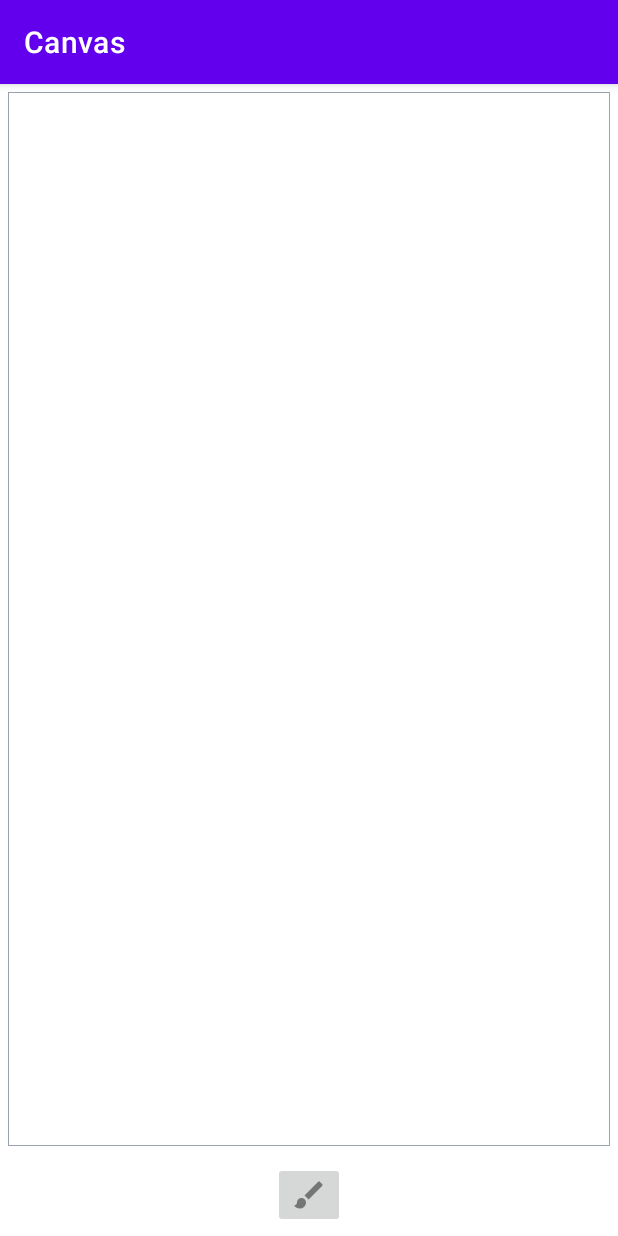
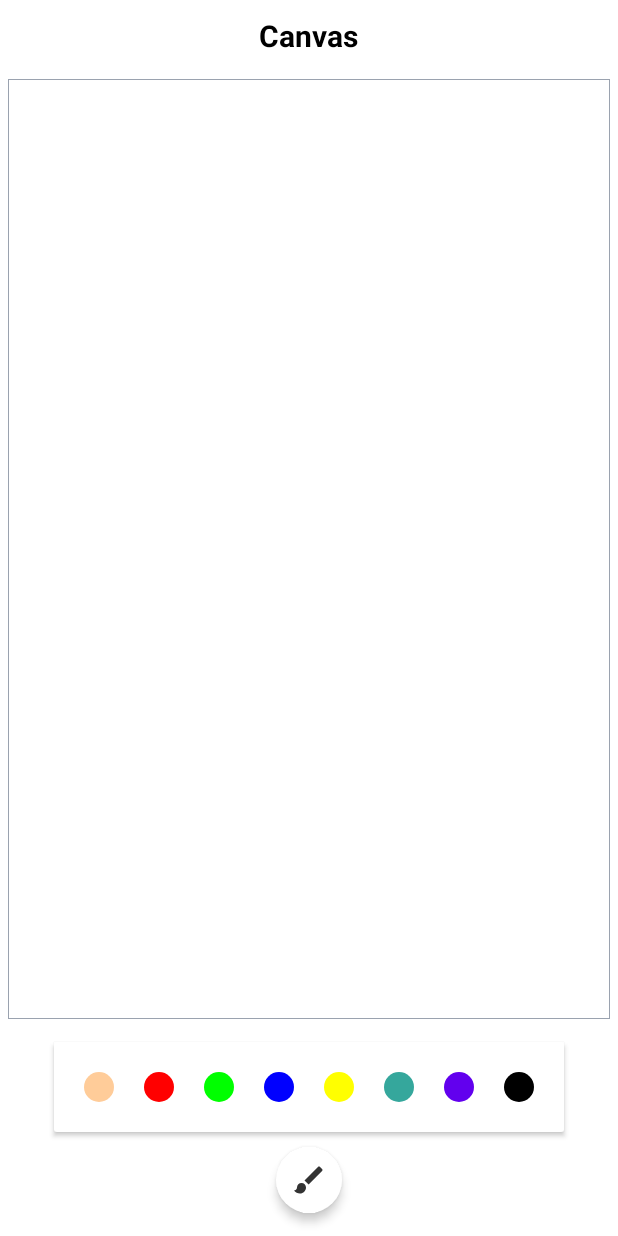
Before and after one commit to animsh/Canvas, an Android app: the screen it shows after launch (MainActivity), on a phone screen of 412 x 824 dp. Run offline under Robolectric (Android 15) with nearby library versions, the phone set to English and light mode, and no system bars.

Commit message:
changelog: added option to change brush color

```diff
--- a/app/src/main/java/com/animsh/canvas/CanvasView.kt
+++ b/app/src/main/java/com/animsh/canvas/CanvasView.kt
@@ -96,10 +96,13 @@ class CanvasView(
         )
     }
 
+    fun setBrushColor(color: String) {
+        mColor = Color.parseColor(color)
+        mDrawPaint!!.color = mColor
+    }
+
     internal inner class CustomPath(
         var color: Int,
         var brushThickness: Float
-    ) : Path() {
-
-    }
+    ) : Path()
 }
--- a/app/src/main/java/com/animsh/canvas/MainActivity.kt
+++ b/app/src/main/java/com/animsh/canvas/MainActivity.kt
@@ -1,23 +1,42 @@
 package com.animsh.canvas
 
 import android.app.Dialog
+import android.content.Context
 import android.os.Bundle
+import android.view.View
+import android.widget.ImageView
 import androidx.appcompat.app.AppCompatActivity
+import androidx.core.view.get
 import kotlinx.android.synthetic.main.activity_main.*
 import kotlinx.android.synthetic.main.layout_dialog_brush_size.*
 
-class MainActivity : AppCompatActivity() {
+class MainActivity : AppCompatActivity(), View.OnClickListener {
     override fun onCreate(savedInstanceState: Bundle?) {
         super.onCreate(savedInstanceState)
         setContentView(R.layout.activity_main)
 
         buttonBrushSize.setOnClickListener {
-            showBrushSizeDialog(canvaView)
+            showBrushSizeDialog(canvasView, this)
+        }
+
+        colorPalate[0].setOnClickListener(this)
+        colorPalate[1].setOnClickListener(this)
+        colorPalate[2].setOnClickListener(this)
+        colorPalate[3].setOnClickListener(this)
+        colorPalate[4].setOnClickListener(this)
+        colorPalate[5].setOnClickListener(this)
+        colorPalate[6].setOnClickListener(this)
+        colorPalate[7].setOnClickListener(this)
+    }
+
+    override fun onClick(view: View?) {
+        if (view is ImageView) {
+            canvasView.setBrushColor(view.tag.toString())
         }
     }
 
-    private fun showBrushSizeDialog(canvasView: CanvasView) {
-        val dialog = Dialog(this)
+    private fun showBrushSizeDialog(canvasView: CanvasView, context: Context) {
+        val dialog = Dialog(context)
         dialog.apply {
             setContentView(R.layout.layout_dialog_brush_size)
             setCanceledOnTouchOutside(true)
--- a/app/src/main/res/drawable-anydpi/ic_brush.xml
+++ b/app/src/main/res/drawable-anydpi/ic_brush.xml
@@ -1,11 +1,10 @@
 <vector xmlns:android="http://schemas.android.com/apk/res/android"
     android:width="24dp"
     android:height="24dp"
+    android:tint="#333333"
     android:viewportWidth="24"
-    android:viewportHeight="24"
-    android:tint="#333333"
-    android:alpha="0.6">
-  <path
-      android:fillColor="@android:color/white"
-      android:pathData="M7,14c-1.66,0 -3,1.34 -3,3 0,1.31 -1.16,2 -2,2 0.92,1.22 2.49,2 4,2 2.21,0 4,-1.79 4,-4 0,-1.66 -1.34,-3 -3,-3zM20.71,4.63l-1.34,-1.34c-0.39,-0.39 -1.02,-0.39 -1.41,0L9,12.25 11.75,15l8.96,-8.96c0.39,-0.39 0.39,-1.02 0,-1.41z"/>
+    android:viewportHeight="24">
+    <path
+        android:fillColor="@android:color/white"
+        android:pathData="M7,14c-1.66,0 -3,1.34 -3,3 0,1.31 -1.16,2 -2,2 0.92,1.22 2.49,2 4,2 2.21,0 4,-1.79 4,-4 0,-1.66 -1.34,-3 -3,-3zM20.71,4.63l-1.34,-1.34c-0.39,-0.39 -1.02,-0.39 -1.41,0L9,12.25 11.75,15l8.96,-8.96c0.39,-0.39 0.39,-1.02 0,-1.41z" />
 </vector>
--- /dev/null
+++ b/app/src/main/res/drawable/background_color_palate.xml
@@ -0,0 +1,7 @@
+<?xml version="1.0" encoding="utf-8"?>
+<shape xmlns:android="http://schemas.android.com/apk/res/android"
+    android:shape="rectangle">
+
+    <corners android:radius="2dp" />
+    <solid android:color="@color/white" />
+</shape>
--- /dev/null
+++ b/app/src/main/res/drawable/ic_color.xml
@@ -0,0 +1,10 @@
+<?xml version="1.0" encoding="utf-8"?>
+<shape xmlns:android="http://schemas.android.com/apk/res/android"
+    android:shape="oval">
+
+    <size
+        android:width="20dp"
+        android:height="20dp" />
+
+    <solid android:color="#000000" />
+</shape>
--- a/app/src/main/res/layout/activity_main.xml
+++ b/app/src/main/res/layout/activity_main.xml
@@ -1,20 +1,137 @@
 <?xml version="1.0" encoding="utf-8"?>
 <RelativeLayout xmlns:android="http://schemas.android.com/apk/res/android"
+    xmlns:app="http://schemas.android.com/apk/res-auto"
     xmlns:tools="http://schemas.android.com/tools"
     android:layout_width="match_parent"
     android:layout_height="match_parent"
+    android:background="#FFFFFF"
     tools:context=".MainActivity">
 
+    <TextView
+        android:id="@+id/appName"
+        android:layout_width="wrap_content"
+        android:layout_height="wrap_content"
+        android:layout_alignParentTop="true"
+        android:layout_centerHorizontal="true"
+        android:layout_margin="10dp"
+        android:text="@string/app_name"
+        android:textColor="@color/black"
+        android:textSize="20sp"
+        android:textStyle="bold" />
+
     <com.animsh.canvas.CanvasView
-        android:id="@+id/canvaView"
+        android:id="@+id/canvasView"
         android:layout_width="0dp"
         android:layout_height="0dp"
-        android:layout_above="@id/buttonBrushSize"
+        android:layout_above="@id/colorPalateScrollView"
+        android:layout_below="@id/appName"
         android:layout_alignParentStart="true"
-        android:layout_alignParentTop="true"
         android:layout_alignParentEnd="true"
         android:layout_margin="5dp"
         android:background="@drawable/background_canvas" />
+
+    <ScrollView
+        android:id="@+id/colorPalateScrollView"
+        android:layout_width="wrap_content"
+        android:layout_height="wrap_content"
+        android:layout_above="@id/buttonBrushSize"
+        android:layout_centerHorizontal="true">
+
+        <LinearLayout
+            android:id="@+id/colorPalate"
+            android:layout_width="wrap_content"
+            android:layout_height="wrap_content"
+            android:layout_margin="10dp"
+            android:background="@drawable/background_color_palate"
+            android:elevation="2dp"
+            android:gravity="center"
+            android:orientation="horizontal"
+            android:padding="10dp">
+
+            <ImageView
+                android:id="@+id/color0Skin"
+                android:layout_width="wrap_content"
+                android:layout_height="wrap_content"
+                android:elevation="8dp"
+                android:padding="10dp"
+                android:src="@drawable/ic_color"
+                android:tag="@color/skin"
+                app:tint="@color/skin" />
+
+            <ImageView
+                android:id="@+id/color1Red"
+                android:layout_width="wrap_content"
+                android:layout_height="wrap_content"
+                android:elevation="8dp"
+                android:padding="10dp"
+                android:src="@drawable/ic_color"
+                android:tag="@color/red"
+                app:tint="@color/red" />
+
+            <ImageView
+                android:id="@+id/color3Green"
+                android:layout_width="wrap_content"
+                android:layout_height="wrap_content"
+                android:elevation="8dp"
+                android:padding="10dp"
+                android:src="@drawable/ic_color"
+                android:tag="@color/green"
+                app:tint="@color/green" />
+
+            <ImageView
+                android:id="@+id/color4Blue"
+                android:layout_width="wrap_content"
+                android:layout_height="wrap_content"
+                android:elevation="8dp"
+                android:padding="10dp"
+                android:src="@drawable/ic_color"
+                android:tag="@color/blue"
+                app:tint="@color/blue" />
+
+            <ImageView
+                android:id="@+id/color5Yellow"
+                android:layout_width="wrap_content"
+                android:layout_height="wrap_content"
+                android:elevation="8dp"
+                android:padding="10dp"
+                android:src="@drawable/ic_color"
+                android:tag="@color/yellow"
+                app:tint="@color/yellow" />
+
+            <ImageView
+                android:id="@+id/color6Lollipop"
+                android:layout_width="wrap_content"
+                android:layout_height="wrap_content"
+                android:elevation="8dp"
+                android:padding="10dp"
+                android:src="@drawable/ic_color"
+                android:tag="@color/lollipop"
+                app:tint="@color/lollipop" />
+
+            <ImageView
+                android:id="@+id/color7Purple"
+                android:layout_width="wrap_content"
+                android:layout_height="wrap_content"
+                android:elevation="8dp"
+                android:padding="10dp"
+                android:src="@drawable/ic_color"
+                android:tag="@color/purple_500"
+                app:tint="@color/purple_500" />
+
+            <ImageView
+                android:id="@+id/color8Black"
+                android:layout_width="wrap_content"
+                android:layout_height="wrap_content"
+                android:elevation="8dp"
+                android:padding="10dp"
+                android:src="@drawable/ic_color"
+                android:tag="@color/black"
+                app:tint="@color/black" />
+
+        </LinearLayout>
+
+
+    </ScrollView>
 
     <ImageButton
         android:id="@+id/buttonBrushSize"
@@ -22,7 +139,11 @@
         android:layout_height="wrap_content"
         android:layout_alignParentBottom="true"
         android:layout_centerHorizontal="true"
-        android:layout_margin="5dp"
+        android:layout_marginBottom="15dp"
+        android:background="@drawable/ic_color"
+        android:backgroundTint="@color/white"
+        android:elevation="4dp"
+        android:padding="10dp"
         android:src="@drawable/ic_brush" />
 
 </RelativeLayout>
--- a/app/src/main/res/values-night/themes.xml
+++ b/app/src/main/res/values-night/themes.xml
@@ -1,6 +1,6 @@
 <resources xmlns:tools="http://schemas.android.com/tools">
     <!-- Base application theme. -->
-    <style name="Theme.Canvas" parent="Theme.MaterialComponents.DayNight.DarkActionBar">
+    <style name="Theme.Canvas" parent="Theme.MaterialComponents.DayNight.NoActionBar">
         <!-- Primary brand color. -->
         <item name="colorPrimary">@color/purple_200</item>
         <item name="colorPrimaryVariant">@color/purple_700</item>
@@ -10,7 +10,8 @@
         <item name="colorSecondaryVariant">@color/teal_200</item>
         <item name="colorOnSecondary">@color/black</item>
         <!-- Status bar color. -->
-        <item name="android:statusBarColor" tools:targetApi="l">?attr/colorPrimaryVariant</item>
+        <item name="android:statusBarColor" tools:targetApi="l">@color/white</item>
+        <item name="android:windowLightStatusBar" tools:targetApi="m">true</item>
         <!-- Customize your theme here. -->
     </style>
 </resources>
--- a/app/src/main/res/values/colors.xml
+++ b/app/src/main/res/values/colors.xml
@@ -7,4 +7,12 @@
     <color name="teal_700">#FF018786</color>
     <color name="black">#FF000000</color>
     <color name="white">#FFFFFFFF</color>
+
+    <color name="skin">#ffcc99</color>
+    <color name="red">#ff0000</color>
+    <color name="green">#00ff00</color>
+    <color name="blue">#0000ff</color>
+    <color name="yellow">#ffff00</color>
+    <color name="lollipop">#35a79c</color>
+    <color name="random">#A349B1</color>
 </resources>
--- a/app/src/main/res/values/themes.xml
+++ b/app/src/main/res/values/themes.xml
@@ -1,6 +1,6 @@
 <resources xmlns:tools="http://schemas.android.com/tools">
     <!-- Base application theme. -->
-    <style name="Theme.Canvas" parent="Theme.MaterialComponents.DayNight.DarkActionBar">
+    <style name="Theme.Canvas" parent="Theme.MaterialComponents.DayNight.NoActionBar">
         <!-- Primary brand color. -->
         <item name="colorPrimary">@color/purple_500</item>
         <item name="colorPrimaryVariant">@color/purple_700</item>
@@ -10,7 +10,8 @@
         <item name="colorSecondaryVariant">@color/teal_700</item>
         <item name="colorOnSecondary">@color/black</item>
         <!-- Status bar color. -->
-        <item name="android:statusBarColor" tools:targetApi="l">?attr/colorPrimaryVariant</item>
+        <item name="android:statusBarColor" tools:targetApi="l">@color/white</item>
+        <item name="android:windowLightStatusBar" tools:targetApi="m">true</item>
         <!-- Customize your theme here. -->
     </style>
 </resources>
```
